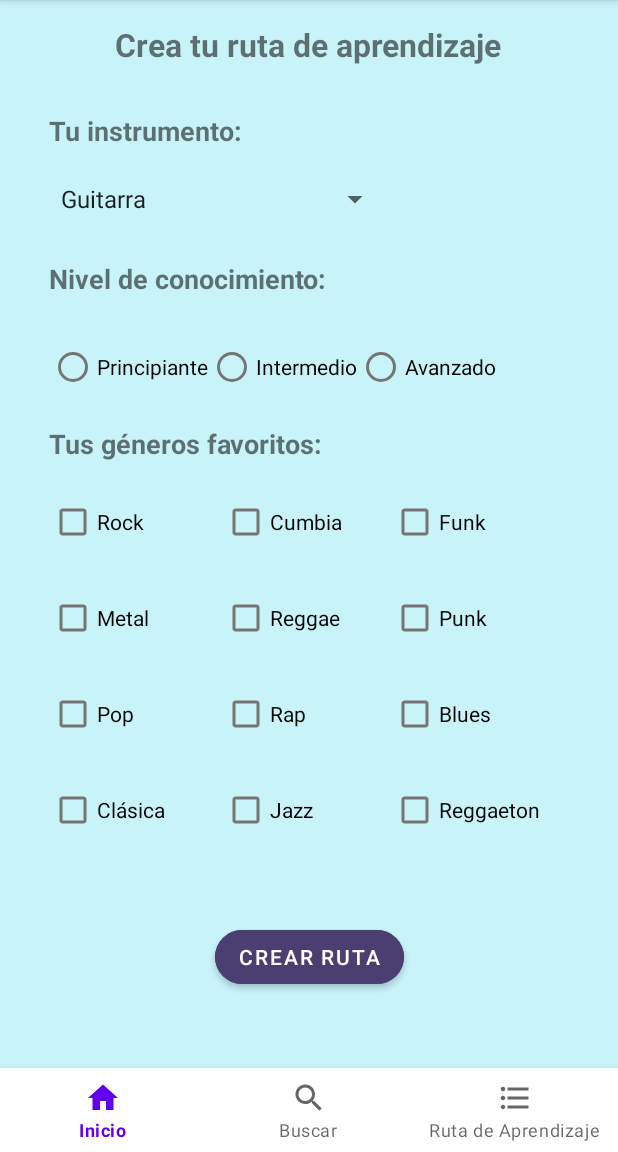
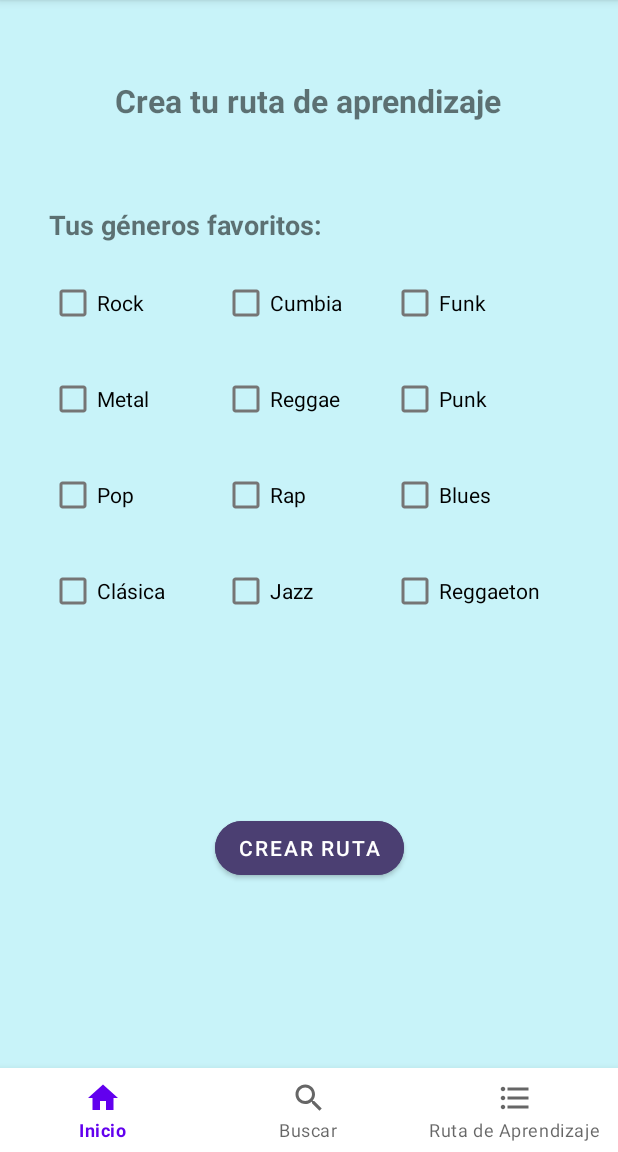
Before and after one commit to Alexcostai/TablaturApp_PF, an Android app: the fragment CreateLearningPathFragment placed in its activity, on a phone screen of 412 x 824 dp, the part 84-1236 px from its top. Run offline under Robolectric (Android 15) with nearby library versions, the phone set to English and light mode, and no system bars; our stand-ins replace Volley.

Commit message:
Implementacion inicial de creacion de ruta de aprendizaje

```diff
--- a/app/build.gradle
+++ b/app/build.gradle
@@ -54,4 +54,8 @@ dependencies {
     implementation platform('com.google.firebase:firebase-bom:29.3.1')
     //Material Design
     implementation 'com.google.android.material:material:1.6.0'
+    //Volley
+    implementation 'com.android.volley:volley:1.2.1'
+    //Coroutines
+    implementation("org.jetbrains.kotlinx:kotlinx-coroutines-android:1.3.9")
 }
--- a/app/src/main/res/layout/create_learning_path_fragment.xml
+++ b/app/src/main/res/layout/create_learning_path_fragment.xml
@@ -16,87 +16,19 @@
         android:text="Crea tu ruta de aprendizaje"
         android:textSize="21dp"
         android:textStyle="bold"
-        app:layout_constraintBottom_toTopOf="@+id/guideline2"
+        app:layout_constraintBottom_toTopOf="@+id/guideline5"
         app:layout_constraintEnd_toEndOf="parent"
         app:layout_constraintHorizontal_bias="0.496"
         app:layout_constraintStart_toStartOf="parent"
         app:layout_constraintTop_toTopOf="parent"
-        app:layout_constraintVertical_bias="0.484" />
-
-    <RadioGroup
-        android:layout_width="wrap_content"
-        android:layout_height="wrap_content"
-        android:orientation="horizontal"
-        app:layout_constraintBottom_toTopOf="@+id/guideline4"
-        app:layout_constraintEnd_toEndOf="parent"
-        app:layout_constraintHorizontal_bias="0.0"
-        app:layout_constraintStart_toStartOf="@+id/guideline6"
-        app:layout_constraintTop_toBottomOf="@+id/textView5"
-        app:layout_constraintVertical_bias="1.0">
-
-        <RadioButton
-            android:id="@+id/radioBeginner"
-            android:layout_width="wrap_content"
-            android:layout_height="wrap_content"
-            android:layout_marginTop="12dp"
-            android:text="Principiante" />
-
-        <RadioButton
-            android:id="@+id/radioMiddle"
-            android:layout_width="wrap_content"
-            android:layout_height="wrap_content"
-            android:layout_marginTop="12dp"
-            android:text="Intermedio" />
-
-        <RadioButton
-            android:id="@+id/radioAdvanced"
-            android:layout_width="wrap_content"
-            android:layout_height="wrap_content"
-            android:layout_marginTop="12dp"
-            android:text="Avanzado" />
-    </RadioGroup>
-
-    <androidx.constraintlayout.widget.Guideline
-        android:id="@+id/guideline2"
-        android:layout_width="wrap_content"
-        android:layout_height="wrap_content"
-        android:orientation="horizontal"
-        app:layout_constraintGuide_begin="61dp" />
-
-    <androidx.constraintlayout.widget.Guideline
-        android:id="@+id/guideline3"
-        android:layout_width="wrap_content"
-        android:layout_height="wrap_content"
-        android:orientation="horizontal"
-        app:layout_constraintGuide_begin="157dp" />
-
-    <androidx.constraintlayout.widget.Guideline
-        android:id="@+id/guideline4"
-        android:layout_width="wrap_content"
-        android:layout_height="wrap_content"
-        android:orientation="horizontal"
-        app:layout_constraintGuide_begin="269dp" />
+        app:layout_constraintVertical_bias="0.395" />
 
     <androidx.constraintlayout.widget.Guideline
         android:id="@+id/guideline5"
         android:layout_width="wrap_content"
         android:layout_height="wrap_content"
         android:orientation="horizontal"
-        app:layout_constraintGuide_begin="308dp" />
-
-    <TextView
-        android:id="@+id/textView5"
-        android:layout_width="wrap_content"
-        android:layout_height="wrap_content"
-        android:text="Nivel de conocimiento:"
-        android:textSize="18dp"
-        android:textStyle="bold"
-        app:layout_constraintBottom_toTopOf="@+id/guideline4"
-        app:layout_constraintEnd_toEndOf="parent"
-        app:layout_constraintHorizontal_bias="0.0"
-        app:layout_constraintStart_toStartOf="@+id/guideline6"
-        app:layout_constraintTop_toTopOf="@+id/guideline3"
-        app:layout_constraintVertical_bias="0.193" />
+        app:layout_constraintGuide_begin="162dp" />
 
     <TextView
         android:id="@+id/textView6"
@@ -109,7 +41,7 @@
         app:layout_constraintEnd_toEndOf="parent"
         app:layout_constraintHorizontal_bias="0.0"
         app:layout_constraintStart_toStartOf="@+id/guideline6"
-        app:layout_constraintTop_toTopOf="@+id/guideline4"
+        app:layout_constraintTop_toBottomOf="@+id/createLpTitleTxt"
         app:layout_constraintVertical_bias="1.0" />
 
     <androidx.constraintlayout.widget.Guideline
@@ -289,36 +221,8 @@
         app:layout_constraintTop_toBottomOf="@+id/bluesCbx"
         app:layout_constraintVertical_bias="0.0" />
 
-    <Spinner
-        android:id="@+id/instrumentSpn"
-        android:layout_width="0dp"
-        android:layout_height="48dp"
-        android:layout_marginTop="16dp"
-        android:contentDescription="Instrumento"
-        app:layout_constraintBottom_toTopOf="@+id/guideline3"
-        app:layout_constraintEnd_toStartOf="@+id/guideline8"
-        app:layout_constraintHorizontal_bias="0.0"
-        app:layout_constraintStart_toStartOf="@+id/guideline6"
-        app:layout_constraintTop_toBottomOf="@+id/yourInstrumentTxt"
-        app:layout_constraintVertical_bias="1.0" />
-
-    <TextView
-        android:id="@+id/yourInstrumentTxt"
-        android:layout_width="wrap_content"
-        android:layout_height="wrap_content"
-        android:layout_marginEnd="317dp"
-        android:text="Tu instrumento:"
-        android:textSize="18dp"
-        android:textStyle="bold"
-        app:layout_constraintBottom_toTopOf="@+id/guideline3"
-        app:layout_constraintEnd_toEndOf="parent"
-        app:layout_constraintHorizontal_bias="0.0"
-        app:layout_constraintStart_toStartOf="@+id/guideline6"
-        app:layout_constraintTop_toTopOf="@+id/guideline2"
-        app:layout_constraintVertical_bias="0.194" />
-
     <Button
-        android:id="@+id/button"
+        android:id="@+id/createLearningPathBtn"
         android:layout_width="wrap_content"
         android:layout_height="wrap_content"
         android:backgroundTint="#4b3f72"
--- a/app/src/main/res/values/create_learning_path_spinner.xml
+++ /dev/null
@@ -1,8 +0,0 @@
-<?xml version="1.0" encoding="utf-8"?>
-<resources>
-    <string-array name="instruments_list">
-        <item>Guitarra</item>
-        <item>Bajo</item>
-        <item>Bateria</item>
-    </string-array>
-</resources>
```
Also changed, not shown: app/src/main/java/com/ort/tablaturapp_pf/fragments/app/CreateLearningPathFragment.kt (+68 -18 lines).
